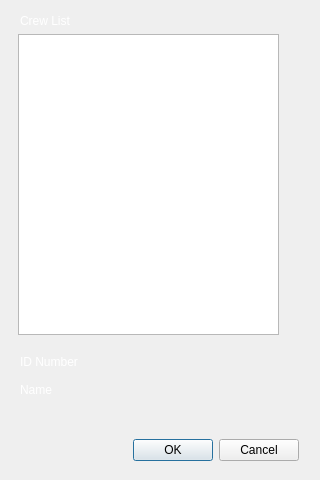
Above: Views/dlgchoosecrew.ui from PPL48/AxeApolloStation before the change. Below: the same form after it.
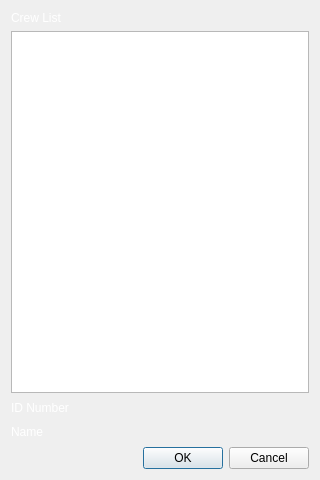
That is the form after the change.

```diff
--- a/Views/dlgchoosecrew.ui
+++ b/Views/dlgchoosecrew.ui
@@ -1,7 +1,7 @@
 <?xml version="1.0" encoding="UTF-8"?>
 <ui version="4.0">
- <class>dlgChooseCrew</class>
- <widget class="QDialog" name="dlgChooseCrew">
+ <class>DlgChooseCrew</class>
+ <widget class="QDialog" name="DlgChooseCrew">
   <property name="geometry">
    <rect>
     <x>0</x>
@@ -14,106 +14,38 @@
    <string>Dialog</string>
   </property>
   <property name="styleSheet">
-   <string notr="true">#dlgChooseCrew{
+   <string notr="true">#DlgChooseCrew{
 	
 	background-color: qlineargradient(spread:pad, x1:0, y1:0, x2:0, y2:1,  stop:0 	rgb(1, 18, 71), stop:0.5 rgb(0, 58, 120), stop:1 rgb(1, 18, 71));
 }
 
-#dlgChooseCrew QLabel{
+#DlgChooseCrew QLabel{
 	color: white;
 }</string>
   </property>
-  <widget class="QDialogButtonBox" name="buttonBox">
-   <property name="geometry">
-    <rect>
-     <x>-2</x>
-     <y>434</y>
-     <width>301</width>
-     <height>32</height>
-    </rect>
-   </property>
-   <property name="orientation">
-    <enum>Qt::Horizontal</enum>
-   </property>
-   <property name="standardButtons">
-    <set>QDialogButtonBox::Cancel|QDialogButtonBox::Ok</set>
-   </property>
-  </widget>
-  <widget class="QListWidget" name="listWidget">
-   <property name="geometry">
-    <rect>
-     <x>18</x>
-     <y>34</y>
-     <width>261</width>
-     <height>301</height>
-    </rect>
-   </property>
-  </widget>
+  <layout class="QVBoxLayout" name="verticalLayout_3">
+   <item>
   <widget class="QLabel" name="label_4">
-   <property name="geometry">
-    <rect>
-     <x>20</x>
-     <y>10</y>
-     <width>121</width>
-     <height>21</height>
-    </rect>
-   </property>
    <property name="text">
     <string>Crew List</string>
    </property>
   </widget>
-  <widget class="QWidget" name="verticalLayoutWidget">
-   <property name="geometry">
-    <rect>
-     <x>100</x>
-     <y>350</y>
-     <width>160</width>
-     <height>51</height>
-    </rect>
-   </property>
-   <layout class="QVBoxLayout" name="verticalLayout">
-    <item>
-     <widget class="QLabel" name="label_3">
-      <property name="font">
-       <font>
-        <pointsize>12</pointsize>
-        <weight>75</weight>
-        <bold>true</bold>
-       </font>
-      </property>
-      <property name="text">
-       <string>&lt;ID Number&gt;</string>
-      </property>
-     </widget>
     </item>
     <item>
-     <widget class="QLabel" name="label_5">
-      <property name="font">
-       <font>
-        <pointsize>12</pointsize>
-        <weight>75</weight>
-        <bold>true</bold>
-       </font>
-      </property>
-      <property name="text">
-       <string>&lt;Name&gt;</string>
-      </property>
-     </widget>
-    </item>
-   </layout>
-  </widget>
-  <widget class="QWidget" name="verticalLayoutWidget_2">
-   <property name="geometry">
-    <rect>
-     <x>20</x>
-     <y>350</y>
-     <width>81</width>
-     <height>51</height>
-    </rect>
-   </property>
+    <widget class="QListWidget" name="lvCrew"/>
+   </item>
+   <item>
+    <layout class="QHBoxLayout" name="horizontalLayout">
+     <item>
    <layout class="QVBoxLayout" name="verticalLayout_2">
     <item>
      <widget class="QLabel" name="label_6">
+         <property name="sizePolicy">
+          <sizepolicy hsizetype="Fixed" vsizetype="Preferred">
+           <horstretch>0</horstretch>
+           <verstretch>0</verstretch>
+          </sizepolicy>
+         </property>
       <property name="text">
        <string>ID Number</string>
       </property>
@@ -121,13 +53,64 @@
     </item>
     <item>
      <widget class="QLabel" name="label_7">
+         <property name="sizePolicy">
+          <sizepolicy hsizetype="Fixed" vsizetype="Preferred">
+           <horstretch>0</horstretch>
+           <verstretch>0</verstretch>
+          </sizepolicy>
+         </property>
       <property name="text">
        <string>Name</string>
       </property>
      </widget>
     </item>
    </layout>
-  </widget>
+     </item>
+     <item>
+      <layout class="QVBoxLayout" name="verticalLayout">
+       <item>
+        <widget class="QLabel" name="lbIDNumber">
+         <property name="font">
+          <font>
+           <pointsize>12</pointsize>
+           <weight>75</weight>
+           <bold>true</bold>
+          </font>
+         </property>
+         <property name="text">
+          <string>&lt;ID Number&gt;</string>
+         </property>
+        </widget>
+       </item>
+       <item>
+        <widget class="QLabel" name="lbName">
+         <property name="font">
+          <font>
+           <pointsize>12</pointsize>
+           <weight>75</weight>
+           <bold>true</bold>
+          </font>
+         </property>
+         <property name="text">
+          <string>&lt;Name&gt;</string>
+         </property>
+        </widget>
+       </item>
+      </layout>
+     </item>
+    </layout>
+   </item>
+   <item>
+    <widget class="QDialogButtonBox" name="buttons">
+     <property name="orientation">
+      <enum>Qt::Horizontal</enum>
+     </property>
+     <property name="standardButtons">
+      <set>QDialogButtonBox::Cancel|QDialogButtonBox::Ok</set>
+     </property>
+    </widget>
+   </item>
+  </layout>
  </widget>
  <resources/>
  <connections/>
```
Lines whose indentation alone changed are shown as unchanged.
